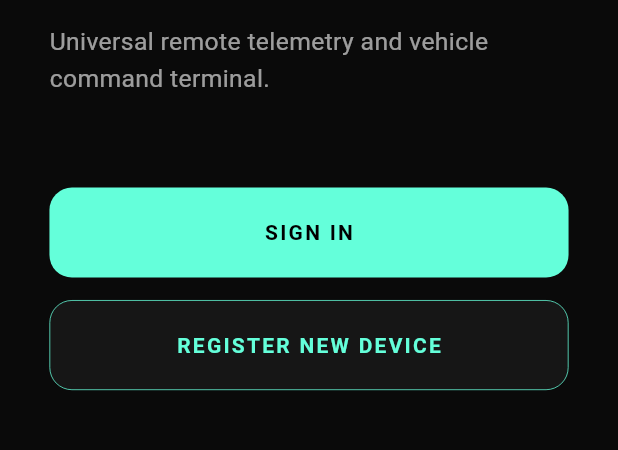
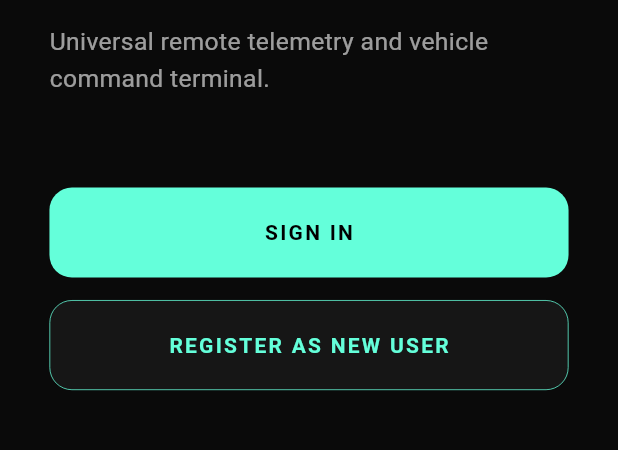
Before and after one commit to Mr-Jayed/TracON_Project1, a Flutter app: the screen it shows after launch, on a phone screen of 412 x 824 dp, the part 574-1024 px from its top. Run offline on Flutter 3.47's test engine with Material 3 defaults, Android fonts, the phone set to English and light mode, and no system bars; our stand-ins replace audioplayers, flutter_map, latlong2, supabase_flutter; missing offline and left inert: onesignal_flutter; accounts and stored records are empty.

Commit message:
semi - final

```diff
--- a/lib/welcome_page.dart
+++ b/lib/welcome_page.dart
@@ -72,7 +72,7 @@ class WelcomePage extends StatelessWidget {
 
                         _buildButton(
                           context,
-                          'REGISTER NEW DEVICE',
+                          'REGISTER AS NEW USER',
                           Colors.white.withOpacity(0.05),
                           Colors.tealAccent,
                               () => Navigator.pushNamed(context, '/signup'),
```
Also changed, not shown: lib/app.dart (+0 -13 lines).
